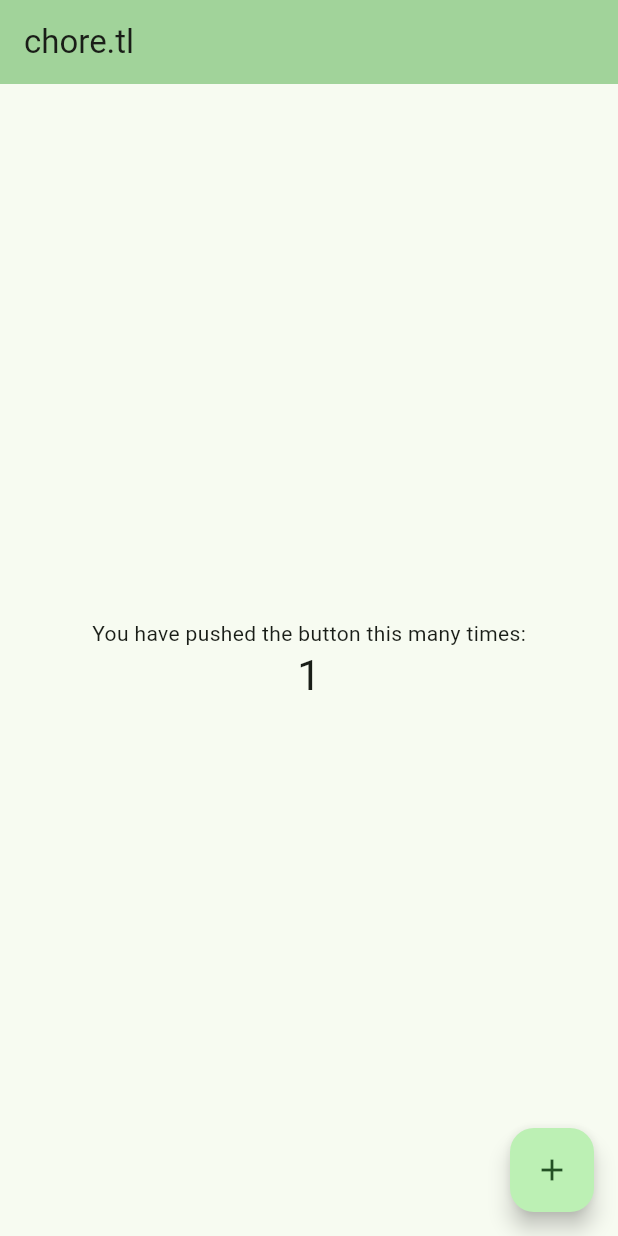
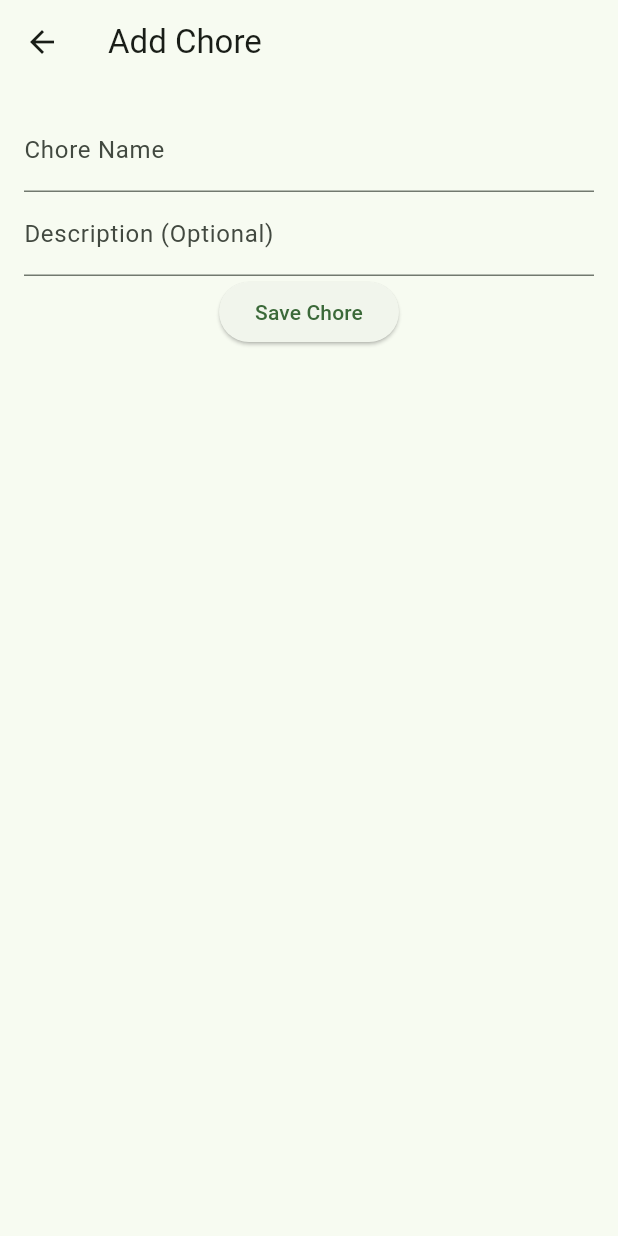
Before and after one commit to Toqn/choretl, a Flutter app: the screen it shows after launch, after a tap on the "add" icon, on a phone screen of 412 x 824 dp. Run offline on Flutter 3.47's test engine with Material 3 defaults, Android fonts, the phone set to English and light mode, and no system bars.

Commit message:
Add addChore

```diff
--- a/lib/main.dart
+++ b/lib/main.dart
@@ -15,31 +15,16 @@ class ChoreApp extends StatelessWidget {
     return MaterialApp(
       title: appName,
       theme: ThemeData(
-        // This is the theme of your application.
-        //
-        // TRY THIS: Try running your application with "flutter run". You'll see
-        // the application has a blue toolbar. Then, without quitting the app,
-        // try changing the seedColor in the colorScheme below to Colors.green
-        // and then invoke "hot reload" (save your changes or press the "hot
-        // reload" button in a Flutter-supported IDE, or press "r" if you used
-        // the command line to start the app).
-        //
-        // Notice that the counter didn't reset back to zero; the application
-        // state is not lost during the reload. To reset the state, use hot
-        // restart instead.
-        //
-        // This works for code too, not just values: Most code changes can be
-        // tested with just a hot reload.
         colorScheme: ColorScheme.fromSeed(seedColor: Colors.green),
         useMaterial3: true,
       ),
-      home: const MyHomePage(title: appName),
+      home: const ChorePage(title: appName),
     );
   }
 }
 
-class MyHomePage extends StatefulWidget {
-  const MyHomePage({super.key, required this.title});
+class ChorePage extends StatefulWidget {
+  const ChorePage({super.key, required this.title});
 
   // This widget is the home page of your application. It is stateful, meaning
   // that it has a State object (defined below) that contains fields that affect
@@ -53,75 +38,123 @@ class MyHomePage extends StatefulWidget {
   final String title;
 
   @override
-  State<MyHomePage> createState() => _MyHomePageState();
+  State<ChorePage> createState() => _ChorePageState();
 }
 
-class _MyHomePageState extends State<MyHomePage> {
-  int _counter = 0;
-
-  void _incrementCounter() {
-    setState(() {
-      // This call to setState tells the Flutter framework that something has
-      // changed in this State, which causes it to rerun the build method below
-      // so that the display can reflect the updated values. If we changed
-      // _counter without calling setState(), then the build method would not be
-      // called again, and so nothing would appear to happen.
-      _counter++;
-    });
-  }
+class _ChorePageState extends State<ChorePage> {
+  List<Chore> chores = [];
 
   @override
   Widget build(BuildContext context) {
     // This method is rerun every time setState is called, for instance as done
-    // by the _incrementCounter method above.
+    // by the _addNewChore method below.
     //
     // The Flutter framework has been optimized to make rerunning build methods
     // fast, so that you can just rebuild anything that needs updating rather
     // than having to individually change instances of widgets.
     return Scaffold(
       appBar: AppBar(
-        // TRY THIS: Try changing the color here to a specific color (to
-        // Colors.amber, perhaps?) and trigger a hot reload to see the AppBar
-        // change color while the other colors stay the same.
         backgroundColor: Theme.of(context).colorScheme.inversePrimary,
-        // Here we take the value from the MyHomePage object that was created by
+        // Here we take the value from the ChorePage object that was created by
         // the App.build method, and use it to set our appbar title.
         title: Text(widget.title),
       ),
       body: Center(
         // Center is a layout widget. It takes a single child and positions it
         // in the middle of the parent.
+        child: ListView.builder(
+            itemCount: chores.length,
+            itemBuilder: (context, index) => _choreItem(chores[index])),
+      ),
+      floatingActionButton: FloatingActionButton(
+        onPressed: () => _addNewChore(context),
+        tooltip: 'Add chore',
+        child: const Icon(Icons.add),
+      ), // This trailing comma makes auto-formatting nicer for build methods.
+    );
+  }
+
+  void toggleChore(Chore chore) {
+    setState(() {
+      chore.isCompleted = !chore.isCompleted;
+    });
+  }
+
+  Widget _choreItem(Chore chore) {
+    return ListTile(
+      title: Text(chore.name),
+      subtitle: Text(chore.description ?? ''),
+    );
+  }
+
+  Future<void> _addNewChore(BuildContext context) async {
+    final newChore = await Navigator.push(
+        context, MaterialPageRoute(builder: (context) => AddChorePage()));
+    if (newChore != null) {
+      setState(() {
+        chores.add(newChore);
+      });
+    }
+  }
+}
+
+class Chore {
+  final String name;
+  late String owner;
+  String? description;
+  bool isCompleted = false;
+
+  Chore(this.name, {this.description});
+
+  void assignOwner(String owner) {
+    this.owner = owner;
+  }
+}
+
+class AddChorePage extends StatefulWidget {
+  @override
+  _AddChorePageState createState() => _AddChorePageState();
+}
+
+class _AddChorePageState extends State<AddChorePage> {
+  String choreName = '';
+  String choreDescription = '';
+
+  // Function to handle form submission (saving the new chore)
+  void _saveChore() {
+    if (choreName.isEmpty) {
+      return; // Handle empty chore name (e.g., show an error message)
+    }
+    // Create a new Chore object with captured details
+    final newChore = Chore(choreName, description: choreDescription);
+    Navigator.pop(context, newChore); // Close the page and return the new chore
+  }
+
+  @override
+  Widget build(BuildContext context) {
+    return Scaffold(
+      appBar: AppBar(
+        title: Text('Add Chore'),
+      ),
+      body: Padding(
+        padding: EdgeInsets.all(16.0),
         child: Column(
-          // Column is also a layout widget. It takes a list of children and
-          // arranges them vertically. By default, it sizes itself to fit its
-          // children horizontally, and tries to be as tall as its parent.
-          //
-          // Column has various properties to control how it sizes itself and
-          // how it positions its children. Here we use mainAxisAlignment to
-          // center the children vertically; the main axis here is the vertical
-          // axis because Columns are vertical (the cross axis would be
-          // horizontal).
-          //
-          // TRY THIS: Invoke "debug painting" (choose the "Toggle Debug Paint"
-          // action in the IDE, or press "p" in the console), to see the
-          // wireframe for each widget.
-          mainAxisAlignment: MainAxisAlignment.center,
-          children: <Widget>[
-            const Text(
-              'You have pushed the button this many times:',
+          children: [
+            TextField(
+              decoration: InputDecoration(labelText: 'Chore Name'),
+              onChanged: (value) => setState(() => choreName = value),
             ),
-            Text(
-              '$_counter',
-              style: Theme.of(context).textTheme.headlineMedium,
+            TextField(
+              decoration: InputDecoration(labelText: 'Description (Optional)'),
+              onChanged: (value) => setState(() => choreDescription = value),
+            ),
+            ElevatedButton(
+              onPressed: _saveChore,
+              child: Text('Save Chore'),
             ),
           ],
         ),
       ),
-      floatingActionButton: FloatingActionButton(
-        onPressed: _incrementCounter,
-        tooltip: 'Increment',
-        child: const Icon(Icons.add),
-      ), // This trailing comma makes auto-formatting nicer for build methods.
     );
   }
 }
```
Also changed, not shown: 1 other file.
